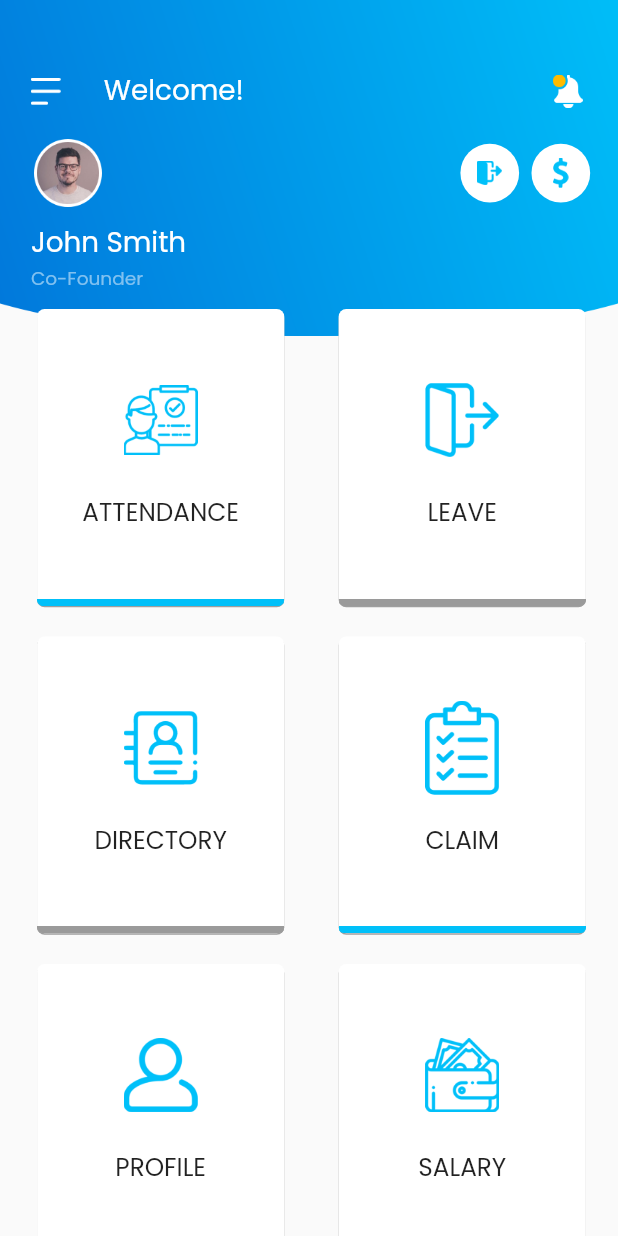
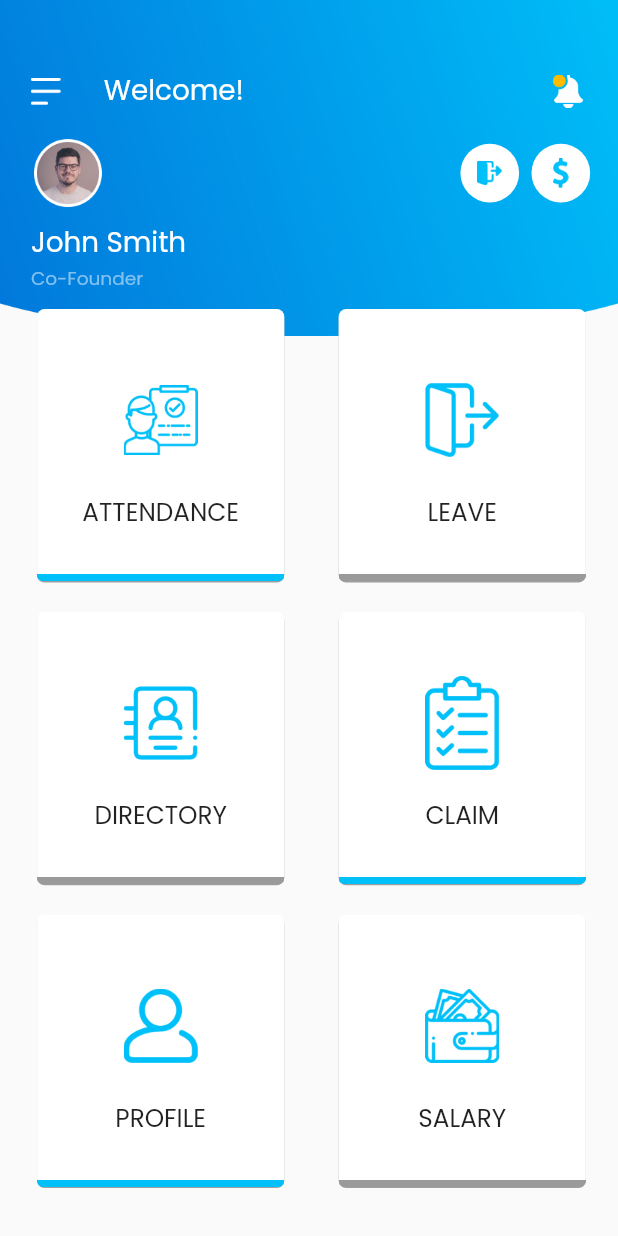
Before and after one commit to Abhisheksainii/company_manager_app, a Flutter app: the screen it shows after launch, on a phone screen of 412 x 824 dp. Run offline on Flutter 3.47's test engine with Material 2 defaults, Android fonts, the phone set to English and light mode, and no system bars; our stand-ins replace google_fonts, sizer.

Commit message:
minor fix

```diff
--- a/lib/screens/Home/homeScreen.dart
+++ b/lib/screens/Home/homeScreen.dart
@@ -257,7 +257,7 @@ class _CustomCardState extends State<CustomCard> {
   @override
   Widget build(BuildContext context) {
     return Container(
-      height: widget.h * 0.24,
+      height: widget.h * 0.22,
       width: widget.w * 0.4,
       decoration: BoxDecoration(
         borderRadius: BorderRadius.circular(5.0),
```
